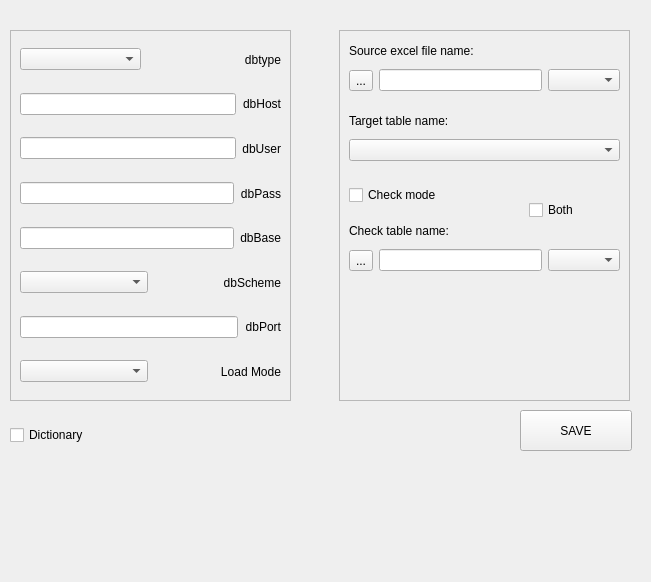
The window that GUI/gui_qt/setup_db_widget.ui (dmitry-pedchenko/Designer_Etl) describes before a commit, drawn with Qt 5.
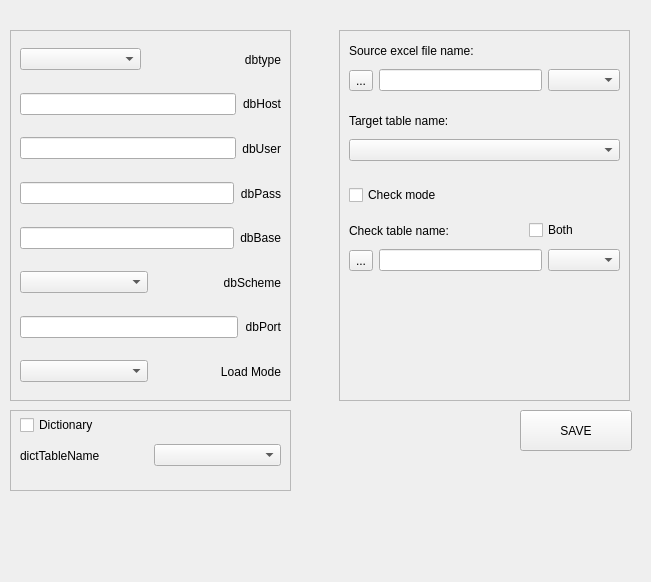
The same window after the commit.

Commit message: solve dict load

```diff
--- a/GUI/gui_qt/setup_db_widget.ui
+++ b/GUI/gui_qt/setup_db_widget.ui
@@ -342,7 +342,7 @@
     <property name="geometry">
      <rect>
       <x>190</x>
-      <y>170</y>
+      <y>190</y>
       <width>86</width>
       <height>20</height>
      </rect>
@@ -420,11 +420,26 @@
     </layout>
    </widget>
   </widget>
+  <widget class="QFrame" name="frame_3">
+   <property name="geometry">
+    <rect>
+     <x>10</x>
+     <y>410</y>
+     <width>281</width>
+     <height>81</height>
+    </rect>
+   </property>
+   <property name="frameShape">
+    <enum>QFrame::StyledPanel</enum>
+   </property>
+   <property name="frameShadow">
+    <enum>QFrame::Raised</enum>
+   </property>
   <widget class="QWidget" name="horizontalLayoutWidget_2">
    <property name="geometry">
     <rect>
      <x>10</x>
-     <y>420</y>
+      <y>0</y>
      <width>121</width>
      <height>31</height>
     </rect>
@@ -439,6 +454,29 @@
     </item>
    </layout>
   </widget>
+   <widget class="QWidget" name="horizontalLayoutWidget_10">
+    <property name="geometry">
+     <rect>
+      <x>10</x>
+      <y>30</y>
+      <width>261</width>
+      <height>31</height>
+     </rect>
+    </property>
+    <layout class="QHBoxLayout" name="horizontalLayout_25">
+     <item>
+      <widget class="QLabel" name="label_2">
+       <property name="text">
+        <string>dictTableName</string>
+       </property>
+      </widget>
+     </item>
+     <item>
+      <widget class="QComboBox" name="comboBox_dictTableName"/>
+     </item>
+    </layout>
+   </widget>
+  </widget>
   <zorder>frame_2</zorder>
   <zorder>frame</zorder>
   <zorder>button_save_pref</zorder>
```
Left out of the diff: 2 changed lines with no effect on the pictures. Lines whose indentation alone changed are shown as unchanged. The commit also changes 7 other files.
